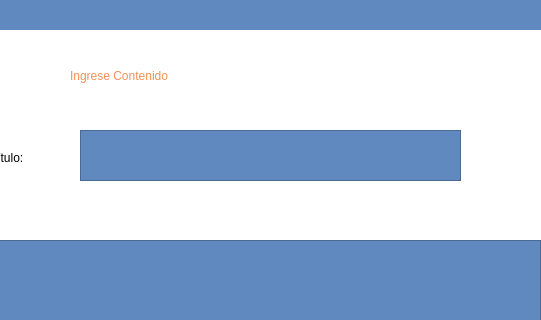
Qt form contenido.ui (Shanem007/AulaVirtual) before a commit; both pictures show x 180 to 721 and y 0 to 320 of the 818 by 622 pixel window.
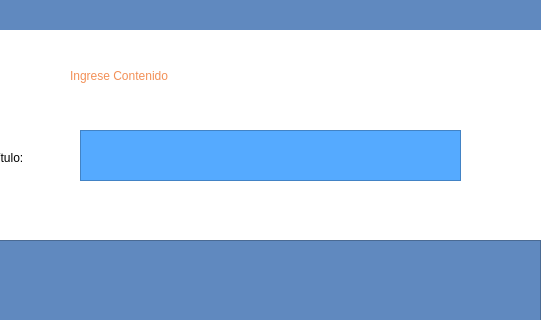
The same form after that commit.

Patch:
```diff
--- a/contenido.ui
+++ b/contenido.ui
@@ -61,6 +61,9 @@
       <height>51</height>
      </rect>
     </property>
+    <property name="styleSheet">
+     <string notr="true">background-color: rgb(85, 170, 255);</string>
+    </property>
    </widget>
    <widget class="QLabel" name="label_3">
     <property name="geometry">
```
Left out of the diff: 2 changed lines with no effect on the pictures.
